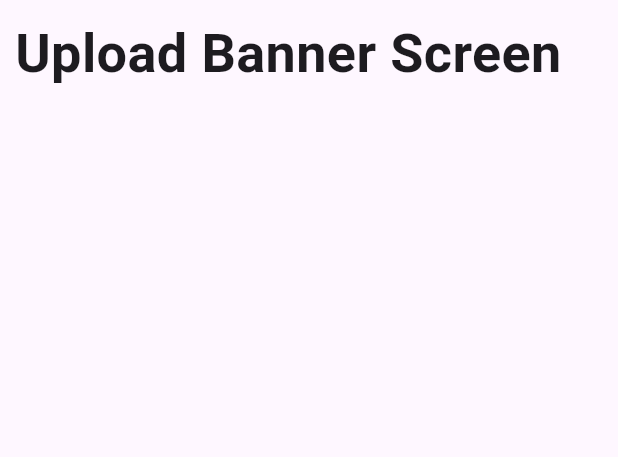
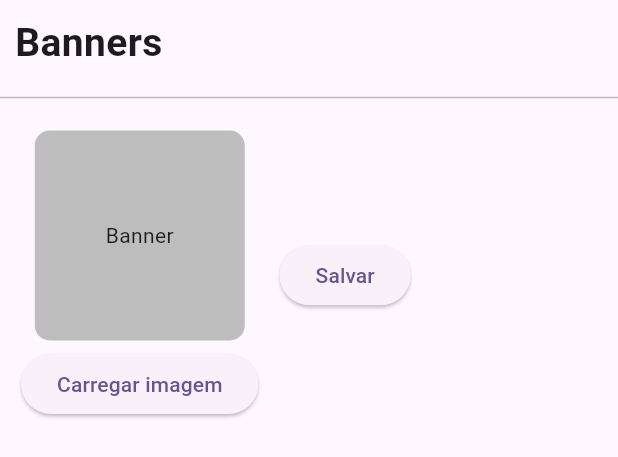
Before and after one commit to Wpylson/operativo_admin, a Flutter app: the UploadBannerScreen widget shown alone on an empty page, opened directly, on a phone screen of 412 x 824 dp. Shown: the top 457 px of the screen. Run offline on Flutter 3.47's test engine with Material 2 defaults, Android fonts, the light colour scheme and no system bars; our stand-ins replace file_picker, firebase_core; missing offline and left inert: flutter_admin_scaffold; accounts and stored records are empty; statements that could not run were skipped.

Commit message:
Designing the banner screen:

```diff
--- a/lib/views/banners/upload_banners_screen.dart
+++ b/lib/views/banners/upload_banners_screen.dart
@@ -1,19 +1,82 @@
+import 'package:file_picker/file_picker.dart';
 import 'package:flutter/material.dart';
 
-class UploadBannerScreen extends StatelessWidget {
+class UploadBannerScreen extends StatefulWidget {
   static const String routeName = '/upload_banner_screen';
   const UploadBannerScreen({super.key});
 
   @override
+  State<UploadBannerScreen> createState() => _UploadBannerScreenState();
+}
+
+class _UploadBannerScreenState extends State<UploadBannerScreen> {
+  dynamic _image;
+  pickImage() async {
+    FilePickerResult? result = await FilePicker.platform
+        .pickFiles(allowMultiple: false, type: FileType.image);
+
+    if (result != null) {
+      setState(() {
+        _image = result.files.first.bytes;
+      });
+    }
+  }
+
+  @override
   Widget build(BuildContext context) {
     return SingleChildScrollView(
-      child: Container(
-        alignment: Alignment.bottomLeft,
-        padding: const EdgeInsets.all(10),
-        child: const Text(
-          'Upload Banner Screen',
-          style: TextStyle(fontWeight: FontWeight.w700, fontSize: 36),
-        ),
+      child: Column(
+        children: [
+          Container(
+            alignment: Alignment.bottomLeft,
+            padding: const EdgeInsets.all(10),
+            child: const Text(
+              'Banners ',
+              style: TextStyle(fontWeight: FontWeight.w700, fontSize: 26),
+            ),
+          ),
+          Divider(
+            color: Colors.grey.shade400,
+          ),
+          Row(
+            children: [
+              Padding(
+                padding: const EdgeInsets.all(14.0),
+                child: Column(
+                  children: [
+                    Container(
+                      height: 140,
+                      width: 140,
+                      decoration: BoxDecoration(
+                        color: Colors.grey.shade400,
+                        border: Border.all(color: Colors.grey.shade400),
+                        borderRadius: BorderRadius.circular(10),
+                      ),
+                      child: const Center(
+                        child: Text('Banner'),
+                      ),
+                    ),
+                    const SizedBox(height: 5),
+                    ElevatedButton(
+                      onPressed: () {
+                        pickImage();
+                      },
+                      child: const Text(
+                        'Carregar imagem',
+                      ),
+                    ),
+                  ],
+                ),
+              ),
+              ElevatedButton(
+                onPressed: () {},
+                child: const Text(
+                  'Salvar',
+                ),
+              ),
+            ],
+          ),
+        ],
       ),
     );
   }
--- a/pubspec.yaml
+++ b/pubspec.yaml
@@ -42,6 +42,7 @@ dependencies:
   firebase_auth: ^4.8.0
   firebase_storage: ^11.2.6
   flutter_admin_scaffold: ^1.2.0
+  file_picker: ^5.5.0
 
 dev_dependencies:
   flutter_test:
```
Also changed, not shown: pubspec.lock.
